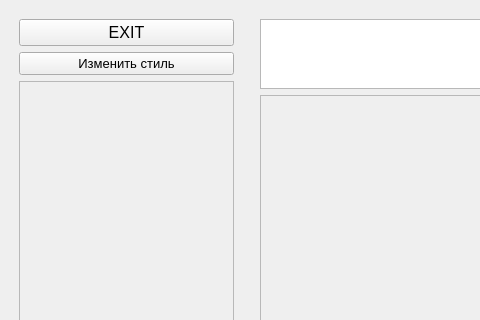
This is client/ui/mainwindow.ui in DmitryVic/ChatQT as Qt 5 draws it before an edit; both pictures show x 0 to 480 and y 0 to 320 of the 965 by 598 pixel window. The edited form follows.
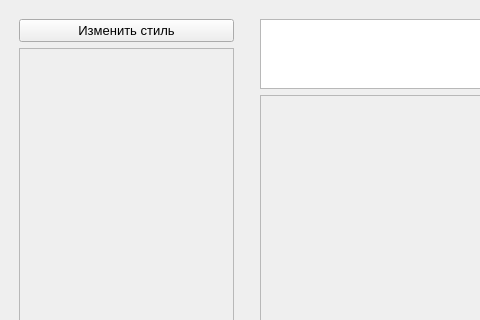
This is the edited form. Icons and pictures are not drawn.

Commit message: Добавлены обновления UI ChatListArea MessagesArea resetUI createClient - создает userStatus

```diff
--- a/client/ui/mainwindow.ui
+++ b/client/ui/mainwindow.ui
@@ -42,18 +42,6 @@
       </property>
       <item>
        <layout class="QVBoxLayout" name="verticalLayout">
-        <item>
-         <widget class="QPushButton" name="exitButton">
-          <property name="font">
-           <font>
-            <pointsize>12</pointsize>
-           </font>
-          </property>
-          <property name="text">
-           <string>EXIT</string>
-          </property>
-         </widget>
-        </item>
         <item>
          <widget class="QPushButton" name="styleButton">
           <property name="font">
@@ -81,7 +69,7 @@
              <x>0</x>
              <y>0</y>
              <width>211</width>
-             <height>488</height>
+             <height>523</height>
             </rect>
            </property>
           </widget>
```
The commit also changes 4 other files.
